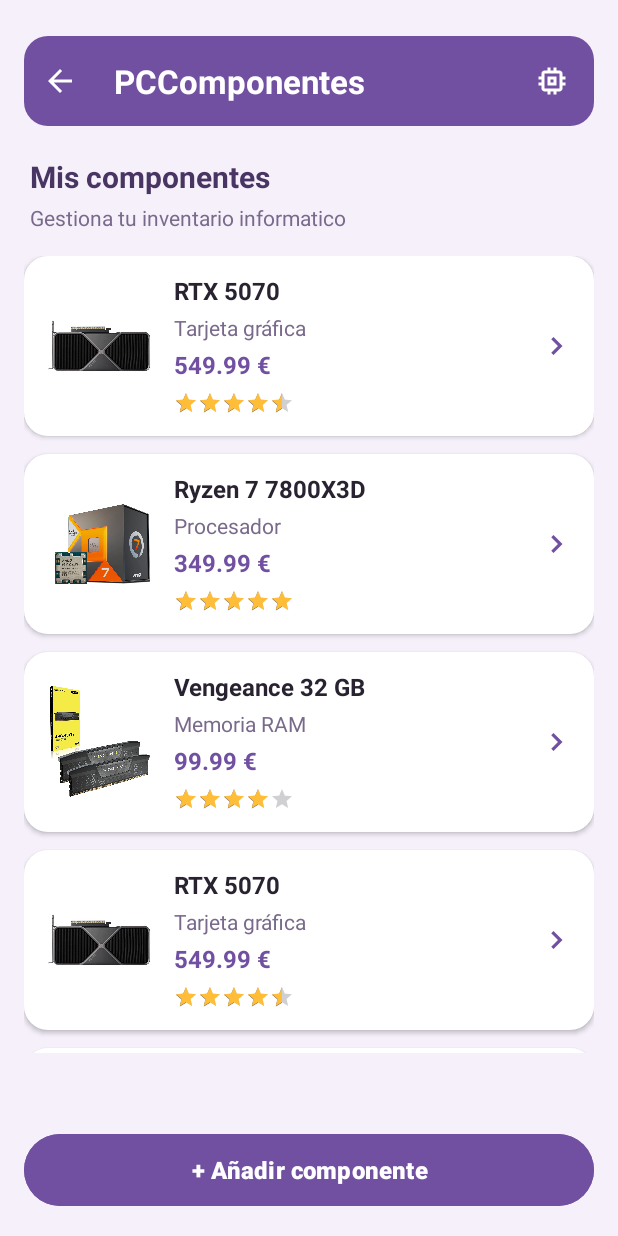
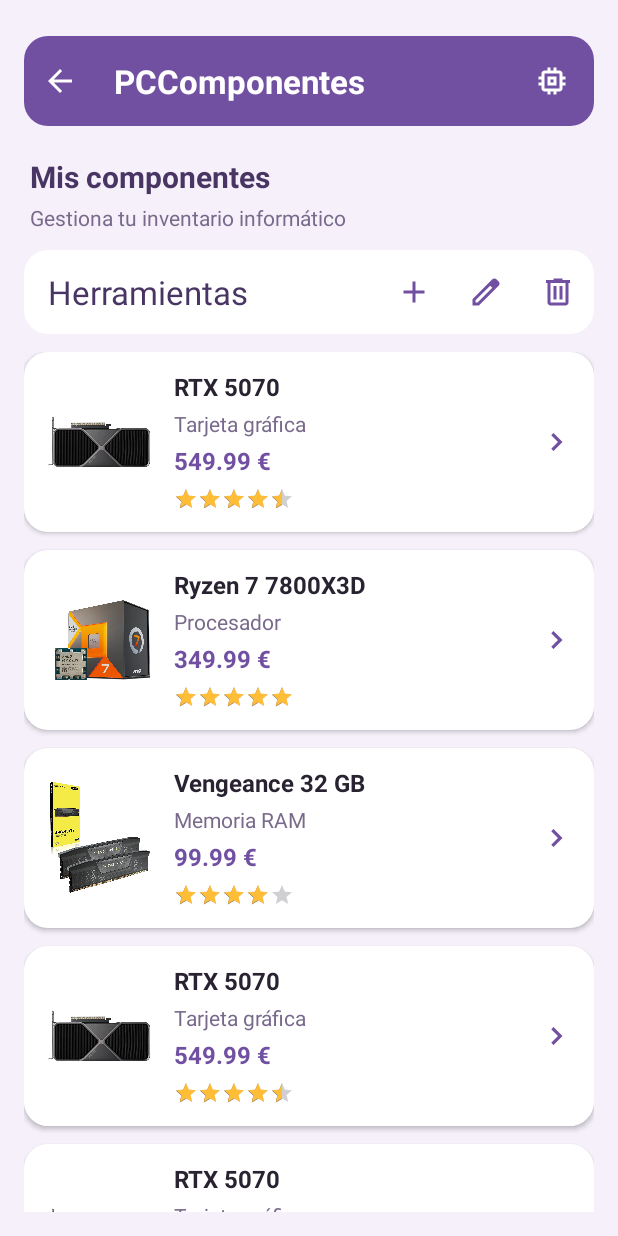
Before and after one commit to Aitor-Lopez-Gomez/AppMultimedia, an Android app: the PCComponentes screen opened directly, with no data from a screen before it, on a phone screen of 412 x 824 dp. Run offline under Robolectric (Android 15) with nearby library versions, the phone set to English and light mode, and no system bars.

Commit message:
Implementar Toolbar, selección y eliminación de componentes

```diff
--- a/app/src/main/java/com/example/calculadra/PCComponentes.kt
+++ b/app/src/main/java/com/example/calculadra/PCComponentes.kt
@@ -1,5 +1,5 @@
 package com.example.calculadra
-
+import androidx.appcompat.app.AlertDialog
 import android.content.Intent
 import android.os.Bundle
 import android.widget.Button
@@ -13,7 +13,10 @@ import androidx.recyclerview.widget.LinearLayoutManager
 import com.example.calculadra.vista.AdaptadorComponentes
 import android.net.Uri
 import android.widget.ImageView
+import android.widget.Toast
 import androidx.activity.result.contract.ActivityResultContracts
+import com.example.calculadra.datos.RepositorioSingleton
+import com.google.android.material.appbar.MaterialToolbar
 
 
 class PCComponentes : AppCompatActivity() {
@@ -31,7 +34,7 @@ class PCComponentes : AppCompatActivity() {
         }
 
         val btnVolver = findViewById<ImageButton>(R.id.btnVolver)
-        val btnAnadir = findViewById<Button>(R.id.btnAnadirComponente)
+        val toolbar = findViewById<MaterialToolbar>(R.id.toolbarComponentes)
         val recycler = findViewById<RecyclerView>(R.id.rvComponentes)
 
 
@@ -45,9 +48,33 @@ class PCComponentes : AppCompatActivity() {
         btnVolver.setOnClickListener {
             finish()
         }
-        btnAnadir.setOnClickListener {
-            val intent = Intent(this, AnadirComponenteActivity::class.java)
-            startActivity(intent)
+        toolbar.setOnMenuItemClickListener { item ->
+            when (item.itemId) {
+                R.id.menuAnadir -> {
+                    val intent = Intent(this, AnadirComponenteActivity::class.java)
+                    startActivity(intent)
+                    true
+                }
+                R.id.menuEliminar -> {
+                    val position = adaptador.posicionSeleccionada
+                    if (position == RecyclerView.NO_POSITION){
+                        Toast.makeText(this,"Selecciona un componente", Toast.LENGTH_SHORT).show()
+                    } else {
+                        AlertDialog.Builder(this)
+                            .setTitle("Eliminar Componente")
+                            .setMessage("¿Seguro que quieres eliminar este componente?")
+                            .setPositiveButton("Eliminar") {_,_ ->
+                                RepositorioSingleton.instance.listaComponentes.borrar(position)
+                                adaptador.limpiarSeleccion()
+                            }
+                            .setNegativeButton("Cancelar", null)
+                            .show()
+
+                    }
+                    true
+                }
+                else -> false
+            }
         }
 
     }
--- a/app/src/main/java/com/example/calculadra/vista/AdaptadorComponentes.kt
+++ b/app/src/main/java/com/example/calculadra/vista/AdaptadorComponentes.kt
@@ -16,6 +16,8 @@ import com.example.calculadra.DetalleComponenteActivity
 class AdaptadorComponentes : RecyclerView.Adapter<AdaptadorComponentes.CreadorItems>(){
 
     val lista = RepositorioSingleton.instance.listaComponentes
+    var posicionSeleccionada = RecyclerView.NO_POSITION
+    private set
 
     class CreadorItems(itemView: View) : RecyclerView.ViewHolder(itemView) {
 
@@ -24,6 +26,8 @@ class AdaptadorComponentes : RecyclerView.Adapter<AdaptadorComponentes.CreadorIt
         val precio = itemView.findViewById<TextView>(R.id.txtPrecioComponente)
         val imagen = itemView.findViewById<ImageView>(R.id.imgComponente)
         val valoracion = itemView.findViewById<RatingBar>(R.id.rbValoracion)
+        val detalles = itemView.findViewById<ImageView>(R.id.imgDetalles)
+
     }
 
     override fun onCreateViewHolder(parent: ViewGroup, viewType: Int): CreadorItems {
@@ -44,16 +48,36 @@ class AdaptadorComponentes : RecyclerView.Adapter<AdaptadorComponentes.CreadorIt
             holder.imagen.setImageResource(componente.imagen)
         }
         holder.valoracion.rating = componente.valoracion
-        holder.itemView.setOnClickListener { val intent = Intent(holder.itemView.context, DetalleComponenteActivity::class.java)
+        holder.detalles.setOnClickListener {
+            val intent = Intent(holder.itemView.context, DetalleComponenteActivity::class.java)
             val posicion = holder.bindingAdapterPosition
-            if (posicion != RecyclerView.NO_POSITION){
+
+            if (posicion != RecyclerView.NO_POSITION) {
                 intent.putExtra("posicion", posicion)
                 holder.itemView.context.startActivity(intent)
             }
         }
+        holder.itemView.setOnClickListener {
+            val posicion = holder.bindingAdapterPosition
+
+            if (posicion != RecyclerView.NO_POSITION) {
+                posicionSeleccionada = posicion
+                notifyDataSetChanged()
+            }
+        }
+        if (position == posicionSeleccionada){
+            holder.itemView.setBackgroundResource(R.drawable.fondo_tarjeta_seleccionada)
+        } else {
+            holder.itemView.setBackgroundResource(R.drawable.fondo_tarjeta)
+        }
 
 
 
+    }
+
+    fun limpiarSeleccion() {
+        posicionSeleccionada = RecyclerView.NO_POSITION
+        notifyDataSetChanged()
     }
 
     override fun getItemCount(): Int {
--- /dev/null
+++ b/app/src/main/res/drawable/fondo_tarjeta_seleccionada.xml
@@ -0,0 +1,12 @@
+<?xml version="1.0" encoding="utf-8"?>
+<shape xmlns:android="http://schemas.android.com/apk/res/android">
+
+    <solid android:color="#E6DDF2" />
+
+    <corners android:radius="16dp" />
+
+    <stroke
+        android:width="2dp"
+        android:color="#7150A1" />
+
+</shape>
--- /dev/null
+++ b/app/src/main/res/drawable/ic_anadir.xml
@@ -0,0 +1,20 @@
+<!--
+  ~ Copyright (C) 2026 The Android Open Source Project
+  ~
+  ~ Licensed under the Apache License, Version 2.0 (the "License");
+  ~ you may not use this file except in compliance with the License.
+  ~ You may obtain a copy of the License at
+  ~
+  ~      http://www.apache.org/licenses/LICENSE-2.0
+  ~
+  ~ Unless required by applicable law or agreed to in writing, software
+  ~ distributed under the License is distributed on an "AS IS" BASIS,
+  ~ WITHOUT WARRANTIES OR CONDITIONS OF ANY KIND, either express or implied.
+  ~ See the License for the specific language governing permissions and
+  ~ limitations under the License.
+  -->
+<vector xmlns:android="http://schemas.android.com/apk/res/android" android:height="24dp" android:tint="#7150A1" android:viewportHeight="960" android:viewportWidth="960" android:width="24dp">
+
+    <path android:fillColor="@android:color/white" android:pathData="M440,520L200,520L200,440L440,440L440,200L520,200L520,440L760,440L760,520L520,520L520,760L440,760L440,520Z"/>
+
+</vector>
--- a/app/src/main/res/layout/activity_detalle_componente.xml
+++ b/app/src/main/res/layout/activity_detalle_componente.xml
@@ -359,6 +359,6 @@
         app:layout_constraintBottom_toBottomOf="@+id/btnEliminarComponente"
         app:layout_constraintStart_toStartOf="@+id/btnEliminarComponente"
         app:layout_constraintTop_toTopOf="@+id/btnEliminarComponente"
-        app:srcCompat="@drawable/ic_elimianr" />
+        app:srcCompat="@drawable/ic_eliminar" />
 
 </androidx.constraintlayout.widget.ConstraintLayout>
--- a/app/src/main/res/layout/activity_pccomponentes.xml
+++ b/app/src/main/res/layout/activity_pccomponentes.xml
@@ -1,5 +1,6 @@
 <?xml version="1.0" encoding="utf-8"?>
-<androidx.constraintlayout.widget.ConstraintLayout xmlns:android="http://schemas.android.com/apk/res/android"
+<androidx.constraintlayout.widget.ConstraintLayout
+    xmlns:android="http://schemas.android.com/apk/res/android"
     xmlns:app="http://schemas.android.com/apk/res-auto"
     xmlns:tools="http://schemas.android.com/tools"
     android:id="@+id/imgIconoJuego"
@@ -27,56 +28,14 @@
         app:layout_constraintStart_toStartOf="parent"
         app:layout_constraintTop_toTopOf="parent" />
 
-    <TextView
-        android:id="@+id/txtSubtituloComponentes"
-        android:layout_width="wrap_content"
-        android:layout_height="wrap_content"
-        android:layout_marginStart="20dp"
-        android:layout_marginTop="4dp"
-        android:text="Gestiona tu inventario informatico"
-        android:textColor="#796A8C"
-        app:layout_constraintBottom_toTopOf="@+id/rvComponentes"
-        app:layout_constraintStart_toStartOf="parent"
-        app:layout_constraintTop_toBottomOf="@+id/textView12" />
-
-    <androidx.recyclerview.widget.RecyclerView
-        android:id="@+id/rvComponentes"
-        android:layout_width="0dp"
-        android:layout_height="0dp"
-        android:layout_marginStart="16dp"
-        android:layout_marginTop="16dp"
-        android:layout_marginEnd="16dp"
-        android:layout_marginBottom="50dp"
-        app:layout_constraintBottom_toTopOf="@+id/btnAnadirComponente"
-        app:layout_constraintEnd_toEndOf="parent"
-        app:layout_constraintStart_toStartOf="parent"
-        app:layout_constraintTop_toBottomOf="@+id/txtSubtituloComponentes" />
-
-    <Button
-        android:id="@+id/btnAnadirComponente"
-        android:layout_width="0dp"
-        android:layout_height="56dp"
-        android:layout_marginStart="16dp"
-        android:layout_marginEnd="16dp"
-        android:layout_marginBottom="16dp"
-        android:backgroundTint="#7150A1"
-        android:text="+ Añadir componente"
-        android:textAllCaps="false"
-        android:textSize="16sp"
-        android:textStyle="bold"
-        app:layout_constraintBottom_toBottomOf="parent"
-        app:layout_constraintEnd_toEndOf="parent"
-        app:layout_constraintStart_toStartOf="parent"
-        app:layout_constraintTop_toBottomOf="@+id/rvComponentes" />
-
     <ImageView
         android:id="@+id/imageView2"
         android:layout_width="24dp"
         android:layout_height="24dp"
         android:layout_marginEnd="16dp"
-        app:layout_constraintBottom_toBottomOf="@+id/txtTituloComponentes"
-        app:layout_constraintEnd_toEndOf="@+id/txtTituloComponentes"
-        app:layout_constraintTop_toTopOf="@+id/txtTituloComponentes"
+        app:layout_constraintBottom_toBottomOf="@id/txtTituloComponentes"
+        app:layout_constraintEnd_toEndOf="@id/txtTituloComponentes"
+        app:layout_constraintTop_toTopOf="@id/txtTituloComponentes"
         app:srcCompat="@drawable/ic_procesador" />
 
     <ImageButton
@@ -85,9 +44,9 @@
         android:layout_height="48dp"
         android:background="?attr/selectableItemBackgroundBorderless"
         android:contentDescription="Volver al menú"
-        app:layout_constraintBottom_toBottomOf="@+id/txtTituloComponentes"
-        app:layout_constraintStart_toStartOf="@+id/txtTituloComponentes"
-        app:layout_constraintTop_toTopOf="@+id/txtTituloComponentes"
+        app:layout_constraintBottom_toBottomOf="@id/txtTituloComponentes"
+        app:layout_constraintStart_toStartOf="@id/txtTituloComponentes"
+        app:layout_constraintTop_toTopOf="@id/txtTituloComponentes"
         app:srcCompat="@drawable/ic_flecha_volver" />
 
     <TextView
@@ -100,7 +59,48 @@
         android:textColor="#493563"
         android:textSize="20sp"
         android:textStyle="bold"
-        app:layout_constraintBottom_toTopOf="@+id/txtSubtituloComponentes"
         app:layout_constraintStart_toStartOf="parent"
-        app:layout_constraintTop_toBottomOf="@+id/txtTituloComponentes" />
+        app:layout_constraintTop_toBottomOf="@id/txtTituloComponentes" />
+
+    <TextView
+        android:id="@+id/txtSubtituloComponentes"
+        android:layout_width="wrap_content"
+        android:layout_height="wrap_content"
+        android:layout_marginStart="20dp"
+        android:layout_marginTop="4dp"
+        android:text="Gestiona tu inventario informático"
+        android:textColor="#796A8C"
+        app:layout_constraintStart_toStartOf="parent"
+        app:layout_constraintTop_toBottomOf="@id/textView12" />
+
+
+    <com.google.android.material.appbar.MaterialToolbar
+        android:id="@+id/toolbarComponentes"
+        app:menu="@menu/menu_componentes"
+        android:layout_width="0dp"
+        android:layout_height="56dp"
+        android:layout_marginStart="16dp"
+        android:layout_marginTop="12dp"
+        android:layout_marginEnd="16dp"
+        android:background="@drawable/fondo_tarjeta"
+        android:elevation="2dp"
+        app:title="Herramientas"
+        app:titleTextColor="#493563"
+        app:layout_constraintStart_toStartOf="parent"
+        app:layout_constraintEnd_toEndOf="parent"
+        app:layout_constraintTop_toBottomOf="@id/txtSubtituloComponentes" />
+
+    <androidx.recyclerview.widget.RecyclerView
+        android:id="@+id/rvComponentes"
+        android:layout_width="0dp"
+        android:layout_height="0dp"
+        android:layout_marginStart="16dp"
+        android:layout_marginTop="12dp"
+        android:layout_marginEnd="16dp"
+        android:layout_marginBottom="16dp"
+        app:layout_constraintBottom_toBottomOf="parent"
+        app:layout_constraintEnd_toEndOf="parent"
+        app:layout_constraintStart_toStartOf="parent"
+        app:layout_constraintTop_toBottomOf="@id/toolbarComponentes" />
+
 </androidx.constraintlayout.widget.ConstraintLayout>
--- /dev/null
+++ b/app/src/main/res/menu/menu_componentes.xml
@@ -0,0 +1,23 @@
+<?xml version="1.0" encoding="utf-8"?>
+<menu xmlns:android="http://schemas.android.com/apk/res/android"
+    xmlns:app="http://schemas.android.com/apk/res-auto">
+
+    <item
+        android:id="@+id/menuAnadir"
+        android:title="Añadir"
+        android:icon="@drawable/ic_anadir"
+        app:showAsAction="always" />
+
+    <item
+        android:id="@+id/menuEditar"
+        android:title="Editar"
+        android:icon="@drawable/ic_editar"
+        app:showAsAction="always" />
+
+    <item
+        android:id="@+id/menuEliminar"
+        android:title="Eliminar"
+        android:icon="@drawable/ic_eliminar"
+        app:showAsAction="always" />
+
+</menu>
```
Also changed, not shown: app/src/main/res/drawable/ic_eliminar.xml (renamed from app/src/main/res/drawable/ic_elimianr.xml).
